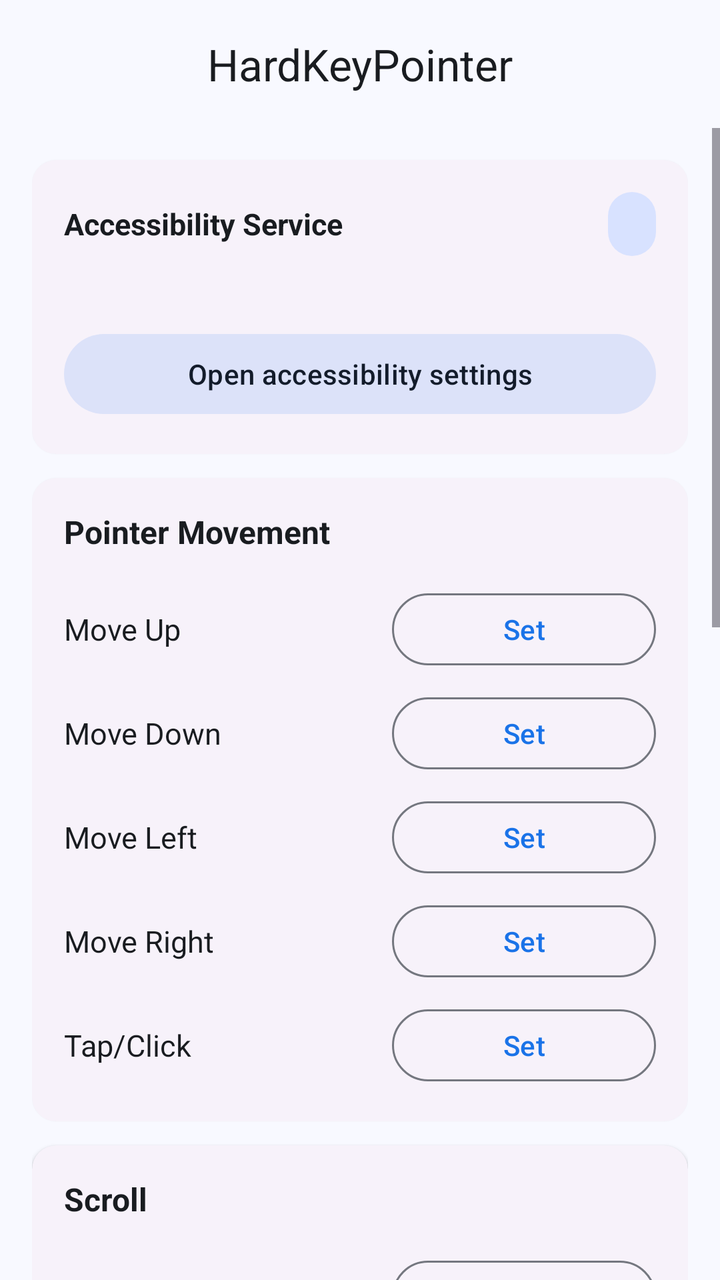
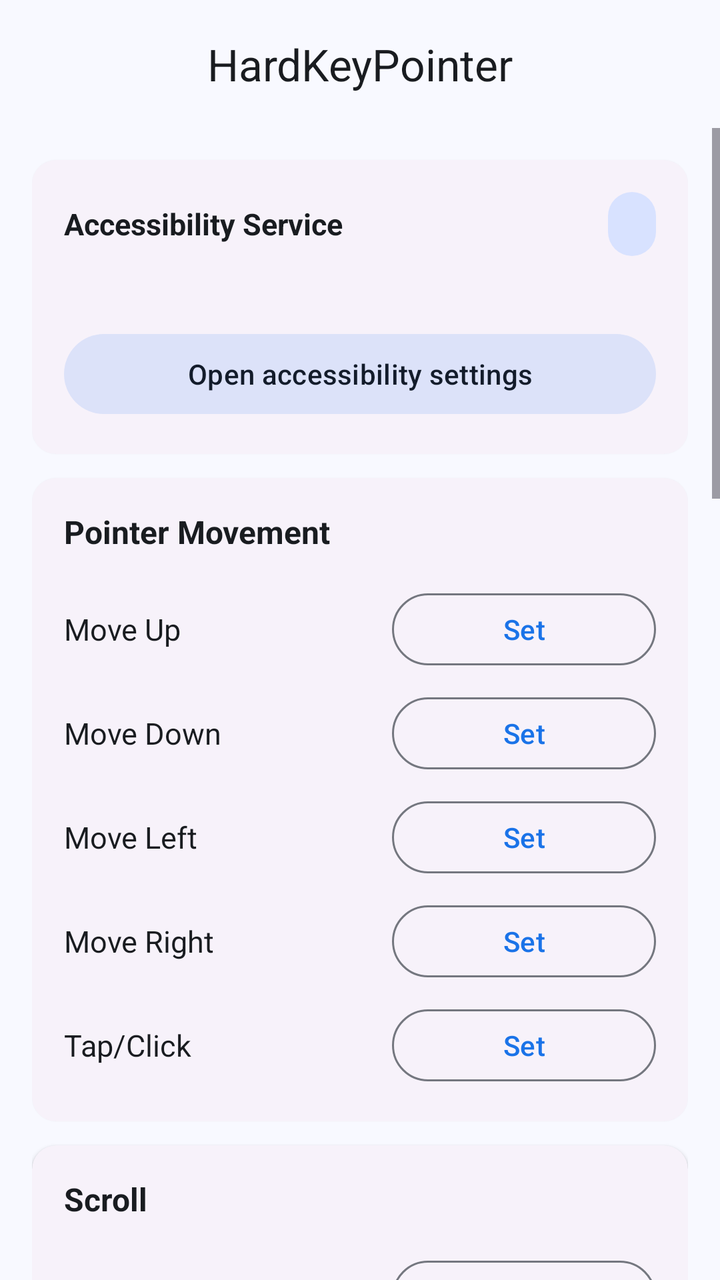

Screens rendered from an Android XML layout before and after an edit, with the pre-edit source and the edit as a unified diff.
<!-- AndroidManifest.xml: activity theme Theme.Comexampleaccessibilitydemo -->
<!-- res/layout/activity_main.xml -->
<?xml version="1.0" encoding="utf-8"?>
<LinearLayout xmlns:android="http://schemas.android.com/apk/res/android"
    xmlns:app="http://schemas.android.com/apk/res-auto"
    android:layout_width="match_parent"
    android:layout_height="match_parent"
    android:orientation="vertical">

    
    <com.google.android.material.appbar.MaterialToolbar
        android:id="@+id/toolbar"
        android:layout_width="match_parent"
        android:layout_height="?attr/actionBarSize"
        android:background="?attr/colorSurface"
        app:title="@string/app_name"
        app:titleCentered="true"
        app:titleTextColor="?attr/colorOnSurface" />

    <ScrollView
        android:id="@+id/scrollView"
        android:layout_width="match_parent"
        android:layout_height="match_parent"
        android:fillViewport="true">

        <LinearLayout
            android:layout_width="match_parent"
            android:layout_height="wrap_content"
            android:orientation="vertical"
            android:paddingStart="16dp"
            android:paddingEnd="16dp"
            android:paddingTop="4dp"
            android:paddingBottom="24dp">

            
            <com.google.android.material.card.MaterialCardView style="@style/SectionCard">

                <LinearLayout
                    android:layout_width="match_parent"
                    android:layout_height="wrap_content"
                    android:orientation="vertical"
                    android:padding="16dp">

                    <LinearLayout
                        android:layout_width="match_parent"
                        android:layout_height="wrap_content"
                        android:orientation="horizontal"
                        android:gravity="center_vertical">

                        <TextView
                            style="@style/SettingLabel"
                            android:text="@string/service_status_title"
                            android:textStyle="bold" />

                        <TextView
                            android:id="@+id/serviceStatusLabel"
                            style="@style/ServiceStatusLabel"
                            android:layout_width="wrap_content"
                            android:layout_height="wrap_content"
                            android:background="@drawable/service_status_label_background"
                            android:clickable="false"
                            android:focusable="false"
                            android:importantForAccessibility="no" />
                    </LinearLayout>

                    <TextView
                        android:id="@+id/serviceStatusDetail"
                        android:layout_width="match_parent"
                        android:layout_height="wrap_content"
                        android:layout_marginTop="4dp"
                        android:textSize="14sp"
                        android:textColor="?attr/colorOnSurfaceVariant" />

                    <com.google.android.material.button.MaterialButton
                        android:id="@+id/openAccessibilitySettingsButton"
                        style="@style/Widget.Material3.Button.TonalButton"
                        android:layout_width="match_parent"
                        android:layout_height="wrap_content"
                        android:layout_marginTop="12dp"
                        android:text="@string/open_accessibility_settings" />
                </LinearLayout>
            </com.google.android.material.card.MaterialCardView>

            
            <com.google.android.material.card.MaterialCardView style="@style/SectionCard">

                <LinearLayout
                    android:layout_width="match_parent"
                    android:layout_height="wrap_content"
                    android:orientation="vertical"
                    android:padding="16dp">

                    <TextView
                        style="@style/SectionHeader"
                        android:text="@string/section_pointer" />

                    
                    <LinearLayout style="@style/SettingRow">

                        <TextView
                            android:id="@+id/upKeyCodeLabel"
                            style="@style/SettingLabel"
                            android:text="@string/up_move_key_code" />

                        <com.google.android.material.button.MaterialButton
                            android:id="@+id/upKeyCodeButton"
                            style="@style/SettingKeyButton"
                            android:text="@string/set_button" />
                    </LinearLayout>

                    
                    <LinearLayout style="@style/SettingRow">

                        <TextView
                            android:id="@+id/downKeyCodeLabel"
                            style="@style/SettingLabel"
                            android:text="@string/down_move_key_code" />

                        <com.google.android.material.button.MaterialButton
                            android:id="@+id/downKeyCodeButton"
                            style="@style/SettingKeyButton"
                            android:text="@string/set_button" />
                    </LinearLayout>

                    
                    <LinearLayout style="@style/SettingRow">

                        <TextView
                            android:id="@+id/leftKeyCodeLabel"
                            style="@style/SettingLabel"
                            android:text="@string/left_move_key_code" />

                        <com.google.android.material.button.MaterialButton
                            android:id="@+id/leftKeyCodeButton"
                            style="@style/SettingKeyButton"
                            android:text="@string/set_button" />
                    </LinearLayout>

                    
                    <LinearLayout style="@style/SettingRow">

                        <TextView
                            android:id="@+id/rightKeyCodeLabel"
                            style="@style/SettingLabel"
                            android:text="@string/right_move_key_code" />

                        <com.google.android.material.button.MaterialButton
                            android:id="@+id/rightKeyCodeButton"
                            style="@style/SettingKeyButton"
                            android:text="@string/set_button" />
                    </LinearLayout>

                    
                    <LinearLayout style="@style/SettingRow">

                        <TextView
                            android:id="@+id/tapKeyCodeLabel"
                            style="@style/SettingLabel"
                            android:text="@string/tap_key_code" />

                        <com.google.android.material.button.MaterialButton
                            android:id="@+id/tapKeyCodeButton"
                            style="@style/SettingKeyButton"
                            android:text="@string/set_button" />
                    </LinearLayout>
                </LinearLayout>
            </com.google.android.material.card.MaterialCardView>

            
            <com.google.android.material.card.MaterialCardView style="@style/SectionCard">

                <LinearLayout
                    android:layout_width="match_parent"
                    android:layout_height="wrap_content"
                    android:orientation="vertical"
                    android:padding="16dp">

                    <TextView
                        style="@style/SectionHeader"
                        android:text="@string/section_scroll" />

                    
                    <LinearLayout style="@style/SettingRow">

                        <TextView
                            android:id="@+id/scrollupKeyCodeLabel"
                            style="@style/SettingLabel"
                            android:text="@string/scroll_up" />

                        <com.google.android.material.button.MaterialButton
                            android:id="@+id/scrollupKeyCodeButton"
                            style="@style/SettingKeyButton"
                            android:text="@string/set_button" />
                    </LinearLayout>

                    
                    <LinearLayout style="@style/SettingRow">

                        <TextView
                            android:id="@+id/scrolldownKeyCodeLabel"
                            style="@style/SettingLabel"
                            android:text="@string/scroll_down" />

                        <com.google.android.material.button.MaterialButton
                            android:id="@+id/scrolldownKeyCodeButton"
                            style="@style/SettingKeyButton"
                            android:text="@string/set_button" />
                    </LinearLayout>

                    
                    <LinearLayout style="@style/SettingRow">

                        <TextView
                            android:id="@+id/scrollleftKeyCodeLabel"
                            style="@style/SettingLabel"
                            android:text="@string/scroll_left" />

                        <com.google.android.material.button.MaterialButton
                            android:id="@+id/scrollleftKeyCodeButton"
                            style="@style/SettingKeyButton"
                            android:text="@string/set_button" />
                    </LinearLayout>

                    
                    <LinearLayout style="@style/SettingRow">

                        <TextView
                            android:id="@+id/scrollrightKeyCodeLabel"
                            style="@style/SettingLabel"
                            android:text="@string/scroll_right" />

                        <com.google.android.material.button.MaterialButton
                            android:id="@+id/scrollrightKeyCodeButton"
                            style="@style/SettingKeyButton"
                            android:text="@string/set_button" />
                    </LinearLayout>
                </LinearLayout>
            </com.google.android.material.card.MaterialCardView>

            
            <com.google.android.material.card.MaterialCardView style="@style/SectionCard">

                <LinearLayout
                    android:layout_width="match_parent"
                    android:layout_height="wrap_content"
                    android:orientation="vertical"
                    android:padding="16dp">

                    <TextView
                        style="@style/SectionHeader"
                        android:text="@string/section_toggle" />

                    <LinearLayout style="@style/SettingRow">

                        <TextView
                            android:id="@+id/disableKeyCodeLabel"
                            style="@style/SettingLabel"
                            android:text="@string/disable_key_code" />

                        <com.google.android.material.button.MaterialButton
                            android:id="@+id/disableKeyCodeButton"
                            style="@style/SettingKeyButton"
                            android:text="@string/set_button" />
                    </LinearLayout>
                </LinearLayout>
            </com.google.android.material.card.MaterialCardView>

            
            <com.google.android.material.card.MaterialCardView style="@style/SectionCard">

                <LinearLayout
                    android:layout_width="match_parent"
                    android:layout_height="wrap_content"
                    android:orientation="vertical"
                    android:padding="16dp">

                    <TextView
                        style="@style/SectionHeader"
                        android:text="@string/section_settings" />

                    
                    <LinearLayout style="@style/SettingRow">

                        <TextView
                            style="@style/SettingLabel"
                            android:text="@string/move_speed" />

                        <TextView
                            android:id="@+id/moveSpeedValue"
                            style="@style/SettingValue" />
                    </LinearLayout>

                    <com.google.android.material.slider.Slider
                        android:id="@+id/moveSpeedSlider"
                        android:layout_width="match_parent"
                        android:layout_height="wrap_content"
                        android:focusable="true"
                        android:valueFrom="5"
                        android:valueTo="100"
                        android:stepSize="1"
                        android:value="30" />

                    
                    <LinearLayout style="@style/SettingRow">

                        <TextView
                            style="@style/SettingLabel"
                            android:text="@string/move_accel" />

                        <TextView
                            android:id="@+id/moveAccelValue"
                            style="@style/SettingValue" />
                    </LinearLayout>

                    <com.google.android.material.slider.Slider
                        android:id="@+id/moveAccelSlider"
                        android:layout_width="match_parent"
                        android:layout_height="wrap_content"
                        android:focusable="true"
                        android:valueFrom="0"
                        android:valueTo="500"
                        android:stepSize="10"
                        android:value="100" />

                    
                    <LinearLayout style="@style/SettingRow">

                        <TextView
                            style="@style/SettingLabel"
                            android:text="@string/scroll_distance" />

                        <TextView
                            android:id="@+id/scrollDistanceValue"
                            style="@style/SettingValue" />
                    </LinearLayout>

                    <com.google.android.material.slider.Slider
                        android:id="@+id/scrollDistanceSlider"
                        android:layout_width="match_parent"
                        android:layout_height="wrap_content"
                        android:focusable="true"
                        android:valueFrom="50"
                        android:valueTo="500"
                        android:stepSize="10"
                        android:value="200" />
                </LinearLayout>
            </com.google.android.material.card.MaterialCardView>

            
            <com.google.android.material.button.MaterialButton
                android:id="@+id/license_button"
                style="@style/Widget.Material3.Button.TextButton"
                android:layout_width="wrap_content"
                android:layout_height="wrap_content"
                android:layout_gravity="center_horizontal"
                android:layout_marginTop="16dp"
                android:text="@string/license_button"
                android:textColor="?attr/colorPrimary" />

            <TextView
                android:id="@+id/creditTextView"
                android:layout_width="match_parent"
                android:layout_height="wrap_content"
                android:text="@string/credit"
                android:textSize="12sp"
                android:gravity="center"
                android:layout_marginTop="8dp"
                android:textColor="?attr/colorOnSurfaceVariant"
                android:paddingBottom="10dp" />
        </LinearLayout>
    </ScrollView>
</LinearLayout>
<!-- resources referenced by this layout -->
<resources>
  <!-- drawable service_status_label_background (drawable) -->
  <?xml version="1.0" encoding="utf-8"?>
  <shape xmlns:android="http://schemas.android.com/apk/res/android">
      <corners android:radius="50dp" />
      <solid android:color="@color/primary_container" />
  </shape>
  <string name="app_name">HardKeyPointer</string>
  <string name="credit">© 2026 Hizuru Lab / nnnnnnn0090</string>
  <string name="disable_key_code">Show/Hide Pointer</string>
  <string name="down_move_key_code">Move Down</string>
  <string name="left_move_key_code">Move Left</string>
  <string name="license_button">License</string>
  <string name="move_accel">Acceleration</string>
  <string name="move_speed">Movement Speed</string>
  <string name="open_accessibility_settings">Open accessibility settings</string>
  <string name="right_move_key_code">Move Right</string>
  <string name="scroll_distance">Scroll Distance</string>
  <string name="scroll_down">Scroll Down</string>
  <string name="scroll_left">Scroll Left</string>
  <string name="scroll_right">Scroll Right</string>
  <string name="scroll_up">Scroll Up</string>
  <string name="section_pointer">Pointer Movement</string>
  <string name="section_scroll">Scroll</string>
  <string name="section_settings">Settings</string>
  <string name="section_toggle">Pointer Toggle</string>
  <string name="service_status_title">Accessibility Service</string>
  <string name="set_button">Set</string>
  <string name="tap_key_code">Tap/Click</string>
  <string name="up_move_key_code">Move Up</string>
  <style name="SettingLabel">
          <item name="android:layout_width">0dp</item>
          <item name="android:layout_height">wrap_content</item>
          <item name="android:layout_weight">1</item>
          <item name="android:textSize">15sp</item>
          <item name="android:textColor">?attr/colorOnSurface</item>
      </style>
  <style name="SettingValue">
          <item name="android:layout_width">wrap_content</item>
          <item name="android:layout_height">wrap_content</item>
          <item name="android:textSize">15sp</item>
          <item name="android:textStyle">bold</item>
          <item name="android:textColor">?attr/colorPrimary</item>
      </style>
  <style name="Theme.Comexampleaccessibilitydemo" parent="Base.Theme.Comexampleaccessibilitydemo" />
  <color name="primary_container">#FFD8E2FF</color>
  <color name="primary">#FF1A73E8</color>
  <color name="on_primary">#FFFFFFFF</color>
  <color name="on_primary_container">#FF001A41</color>
  <color name="secondary">#FF565E71</color>
  <color name="on_secondary">#FFFFFFFF</color>
  <color name="secondary_container">#FFDCE2F9</color>
  <color name="on_secondary_container">#FF131C2B</color>
  <color name="tertiary">#FF00696D</color>
  <color name="on_tertiary">#FFFFFFFF</color>
  <color name="tertiary_container">#FF6FF6FB</color>
  <color name="on_tertiary_container">#FF002022</color>
  <color name="error">#FFBA1A1A</color>
  <color name="on_error">#FFFFFFFF</color>
  <color name="error_container">#FFFFDAD6</color>
  <color name="on_error_container">#FF410002</color>
  <color name="background">#FFF8F9FF</color>
  <color name="surface">#FFF8F9FF</color>
  <color name="on_surface">#FF191C20</color>
  <color name="surface_variant">#FFE0E2EC</color>
  <color name="on_surface_variant">#FF44474F</color>
  <color name="outline">#FF74777F</color>
  <color name="outline_variant">#FFC4C6D0</color>
  <!-- unchanged entries left out for length: 6 -->
</resources>

<!-- the commit's change to res/layout/activity_main.xml (unified diff, before → after) -->
@@ -246,17 +246,32 @@
 
                     <TextView
                         style="@style/SectionHeader"
-                        android:text="@string/section_toggle" />
-
-                    <LinearLayout style="@style/SettingRow">
-
-                        <TextView
-                            android:id="@+id/disableKeyCodeLabel"
-                            style="@style/SettingLabel"
-                            android:text="@string/disable_key_code" />
-
-                        <com.google.android.material.button.MaterialButton
-                            android:id="@+id/disableKeyCodeButton"
+                        android:text="@string/section_zoom" />
+
+                    
+                    <LinearLayout style="@style/SettingRow">
+
+                        <TextView
+                            android:id="@+id/zoomInKeyCodeLabel"
+                            style="@style/SettingLabel"
+                            android:text="@string/zoom_in" />
+
+                        <com.google.android.material.button.MaterialButton
+                            android:id="@+id/zoomInKeyCodeButton"
+                            style="@style/SettingKeyButton"
+                            android:text="@string/set_button" />
+                    </LinearLayout>
+
+                    
+                    <LinearLayout style="@style/SettingRow">
+
+                        <TextView
+                            android:id="@+id/zoomOutKeyCodeLabel"
+                            style="@style/SettingLabel"
+                            android:text="@string/zoom_out" />
+
+                        <com.google.android.material.button.MaterialButton
+                            android:id="@+id/zoomOutKeyCodeButton"
                             style="@style/SettingKeyButton"
                             android:text="@string/set_button" />
                     </LinearLayout>
@@ -274,12 +289,66 @@
 
                     <TextView
                         style="@style/SectionHeader"
+                        android:text="@string/section_toggle" />
+
+                    <LinearLayout style="@style/SettingRow">
+
+                        <TextView
+                            android:id="@+id/disableKeyCodeLabel"
+                            style="@style/SettingLabel"
+                            android:text="@string/disable_key_code" />
+
+                        <com.google.android.material.button.MaterialButton
+                            android:id="@+id/disableKeyCodeButton"
+                            style="@style/SettingKeyButton"
+                            android:text="@string/set_button" />
+                    </LinearLayout>
+                </LinearLayout>
+            </com.google.android.material.card.MaterialCardView>
+
+            
+            <com.google.android.material.card.MaterialCardView style="@style/SectionCard">
+
+                <LinearLayout
+                    android:layout_width="match_parent"
+                    android:layout_height="wrap_content"
+                    android:orientation="vertical"
+                    android:padding="16dp">
+
+                    <TextView
+                        style="@style/SectionHeader"
                         android:text="@string/section_settings" />
 
-                    
-                    <LinearLayout style="@style/SettingRow">
-
-                        <TextView
+                    <com.google.android.material.button.MaterialButtonToggleGroup
+                        android:id="@+id/coordinateModeGroup"
+                        android:layout_width="match_parent"
+                        android:layout_height="wrap_content"
+                        android:layout_marginBottom="8dp"
+                        app:singleSelection="true"
+                        app:selectionRequired="true">
+
+                        <com.google.android.material.button.MaterialButton
+                            android:id="@+id/pixelModeButton"
+                            style="@style/Widget.Material3.Button.OutlinedButton"
+                            android:layout_width="0dp"
+                            android:layout_height="wrap_content"
+                            android:layout_weight="1"
+                            android:text="@string/mode_pixels" />
+
+                        <com.google.android.material.button.MaterialButton
+                            android:id="@+id/ratioModeButton"
+                            style="@style/Widget.Material3.Button.OutlinedButton"
+                            android:layout_width="0dp"
+                            android:layout_height="wrap_content"
+                            android:layout_weight="1"
+                            android:text="@string/mode_ratio" />
+                    </com.google.android.material.button.MaterialButtonToggleGroup>
+
+                    
+                    <LinearLayout style="@style/SettingRow">
+
+                        <TextView
+                            android:id="@+id/moveSpeedLabel"
                             style="@style/SettingLabel"
                             android:text="@string/move_speed" />
 
@@ -324,6 +393,7 @@
                     <LinearLayout style="@style/SettingRow">
 
                         <TextView
+                            android:id="@+id/scrollDistanceLabel"
                             style="@style/SettingLabel"
                             android:text="@string/scroll_distance" />
 
@@ -341,6 +411,73 @@
                         android:valueTo="500"
                         android:stepSize="10"
                         android:value="200" />
+
+                    
+                    <LinearLayout style="@style/SettingRow">
+
+                        <TextView
+                            style="@style/SettingLabel"
+                            android:text="@string/scroll_speed" />
+
+                        <TextView
+                            android:id="@+id/scrollSpeedValue"
+                            style="@style/SettingValue" />
+                    </LinearLayout>
+
+                    <com.google.android.material.slider.Slider
+                        android:id="@+id/scrollSpeedSlider"
+                        android:layout_width="match_parent"
+                        android:layout_height="wrap_content"
+                        android:focusable="true"
+                        android:valueFrom="1"
+                        android:valueTo="10"
+                        android:stepSize="1"
+                        android:value="8" />
+
+                    
+                    <LinearLayout style="@style/SettingRow">
+
+                        <TextView
+                            android:id="@+id/zoomAmountLabel"
+                            style="@style/SettingLabel"
+                            android:text="@string/zoom_amount" />
+
+                        <TextView
+                            android:id="@+id/zoomAmountValue"
+                            style="@style/SettingValue" />
+                    </LinearLayout>
+
+                    <com.google.android.material.slider.Slider
+                        android:id="@+id/zoomAmountSlider"
+                        android:layout_width="match_parent"
+                        android:layout_height="wrap_content"
+                        android:focusable="true"
+                        android:valueFrom="1"
+                        android:valueTo="10"
+                        android:stepSize="1"
+                        android:value="3" />
+
+                    
+                    <LinearLayout style="@style/SettingRow">
+
+                        <TextView
+                            style="@style/SettingLabel"
+                            android:text="@string/zoom_duration" />
+
+                        <TextView
+                            android:id="@+id/zoomDurationValue"
+                            style="@style/SettingValue" />
+                    </LinearLayout>
+
+                    <com.google.android.material.slider.Slider
+                        android:id="@+id/zoomDurationSlider"
+                        android:layout_width="match_parent"
+                        android:layout_height="wrap_content"
+                        android:focusable="true"
+                        android:valueFrom="100"
+                        android:valueTo="1000"
+                        android:stepSize="50"
+                        android:value="300" />
                 </LinearLayout>
             </com.google.android.material.card.MaterialCardView>
 
<!-- resource entries referenced after the edit -->
@@ -7,11 +7,13 @@
       <solid android:color="@color/primary_container" />
   </shape>
   <string name="app_name">HardKeyPointer</string>
-  <string name="credit">© 2026 Hizuru Lab / nnnnnnn0090</string>
+  <string name="credit">© 2026 Kofune Lab / nnnnnnn0090</string>
   <string name="disable_key_code">Show/Hide Pointer</string>
   <string name="down_move_key_code">Move Down</string>
   <string name="left_move_key_code">Move Left</string>
   <string name="license_button">License</string>
+  <string name="mode_pixels">Pixels</string>
+  <string name="mode_ratio">Screen Ratio</string>
   <string name="move_accel">Acceleration</string>
   <string name="move_speed">Movement Speed</string>
   <string name="open_accessibility_settings">Open accessibility settings</string>
@@ -20,15 +22,21 @@
   <string name="scroll_down">Scroll Down</string>
   <string name="scroll_left">Scroll Left</string>
   <string name="scroll_right">Scroll Right</string>
+  <string name="scroll_speed">Scroll Speed</string>
   <string name="scroll_up">Scroll Up</string>
   <string name="section_pointer">Pointer Movement</string>
   <string name="section_scroll">Scroll</string>
   <string name="section_settings">Settings</string>
   <string name="section_toggle">Pointer Toggle</string>
+  <string name="section_zoom">Zoom</string>
   <string name="service_status_title">Accessibility Service</string>
   <string name="set_button">Set</string>
   <string name="tap_key_code">Tap/Click</string>
   <string name="up_move_key_code">Move Up</string>
+  <string name="zoom_amount">Zoom Amount</string>
+  <string name="zoom_duration">Zoom Speed</string>
+  <string name="zoom_in">Zoom In</string>
+  <string name="zoom_out">Zoom Out</string>
   <style name="SettingLabel">
           <item name="android:layout_width">0dp</item>
           <item name="android:layout_height">wrap_content</item>
